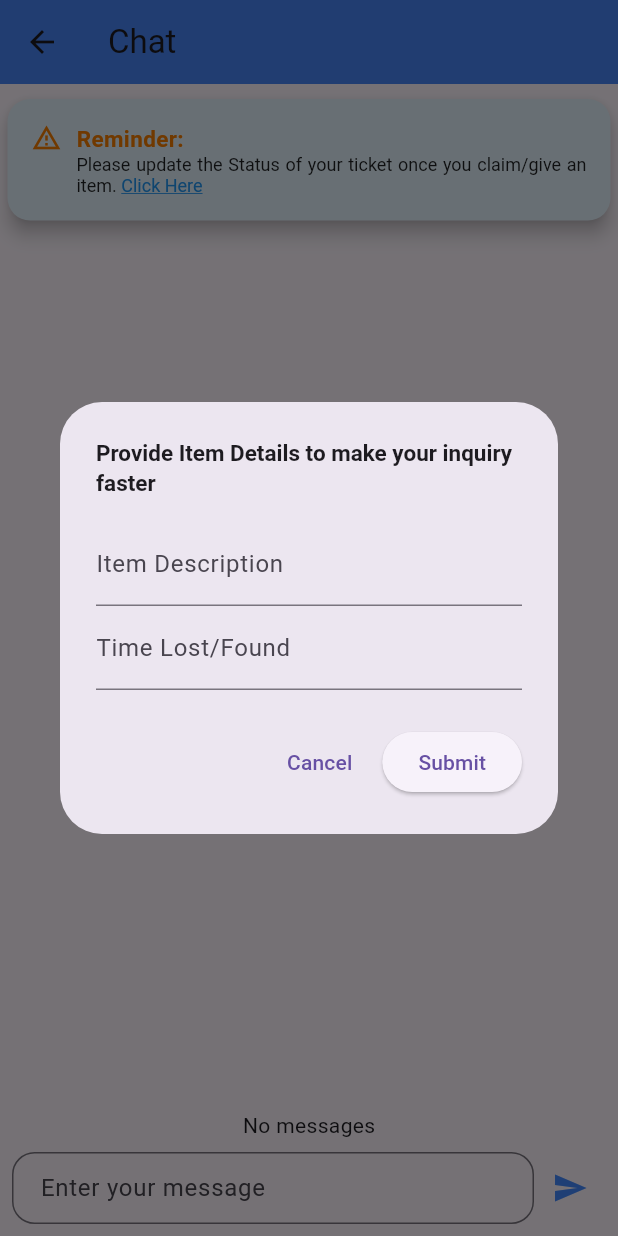
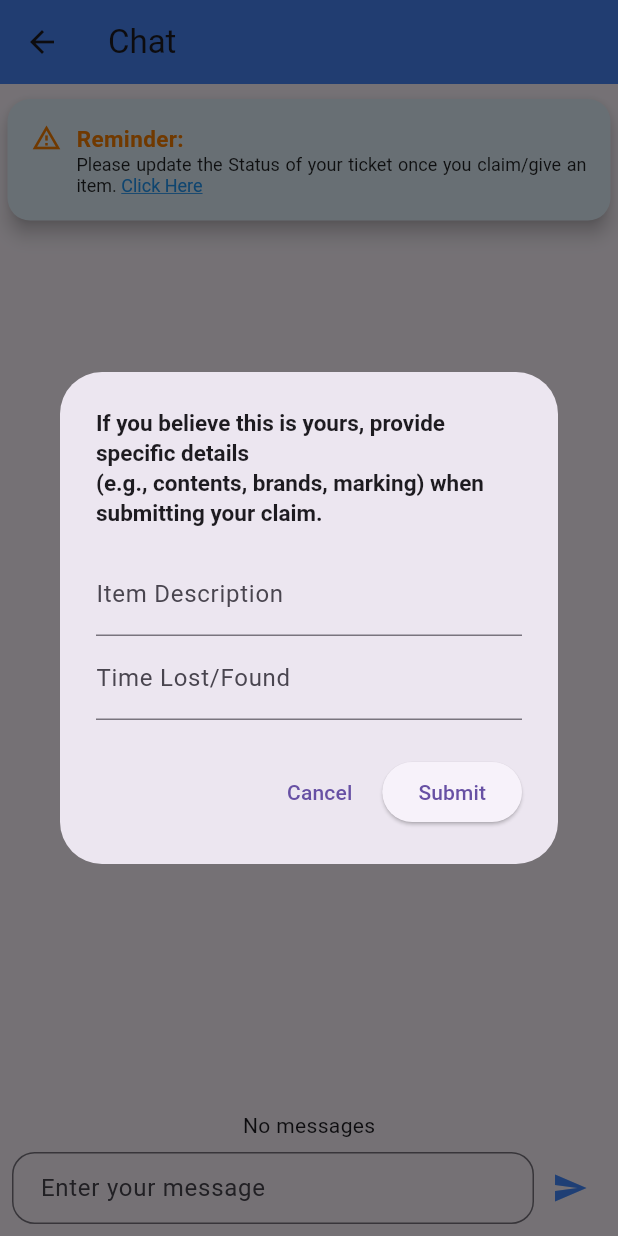
Before and after one commit to archcos/ufind, a Flutter app: the InitialChatPage screen opened directly with empty values, on a phone screen of 412 x 824 dp. Run offline on Flutter 3.47's test engine with Material 3 defaults, Android fonts, the phone set to English and light mode, and no system bars; our stand-ins replace cached_network_image, cloud_firestore, firebase_auth, firebase_core, flutter_image_compress, flutter_local_notifications and 6 more; missing offline and left inert: background_fetch, mailer; accounts and stored records are empty.

Commit message:
UI Changes

```diff
--- a/lib/display/initial_chat.dart
+++ b/lib/display/initial_chat.dart
@@ -90,7 +90,7 @@ class _InitialChatPageState extends State<InitialChatPage> {
       builder: (BuildContext context) {
         return AlertDialog(
           title: const Text(
-            'Provide Item Details to make your inquiry faster',
+            'If you believe this is yours, provide specific details \n(e.g., contents, brands, marking) when submitting your claim.',
             style: TextStyle(fontSize: 15, fontWeight: FontWeight.bold),
           ),
           content: Column(
--- a/lib/display/item_details.dart
+++ b/lib/display/item_details.dart
@@ -171,7 +171,6 @@ class ItemDetailsPage extends StatelessWidget {
               Text('Number: ${ticket.contactNumber}', style: const TextStyle(fontSize: 12)),
               Text('Email: ${ticket.email}', style: const TextStyle(fontSize: 12)),
               const SizedBox(height: 8),
-              if (ticket.status == 'lost') ...[
                const Text('Last Seen Location: ', style: TextStyle(fontSize: 16, fontWeight: FontWeight.bold)),
                 const SizedBox(height: 5),
                 SizedBox(
@@ -206,7 +205,6 @@ class ItemDetailsPage extends StatelessWidget {
                     ],
                   ),
                 ),
-              ],
               const SizedBox(height: 16),
               // Add Chat Button
 
```
